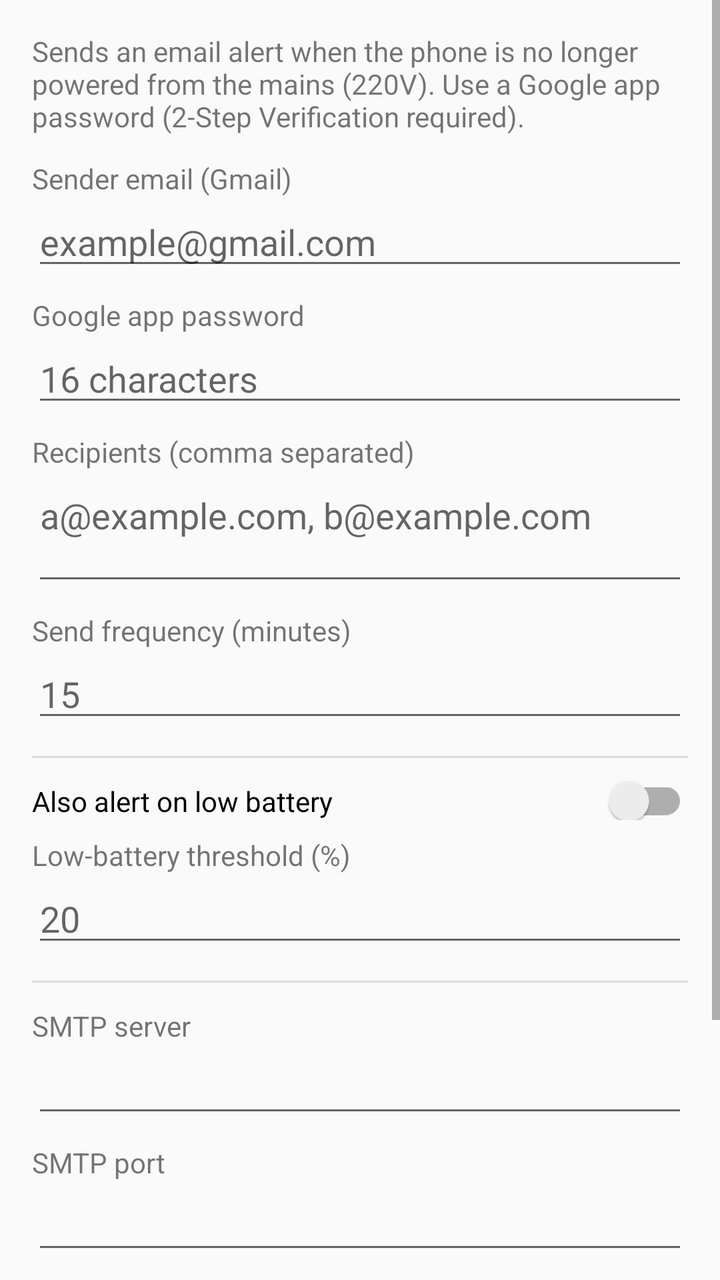
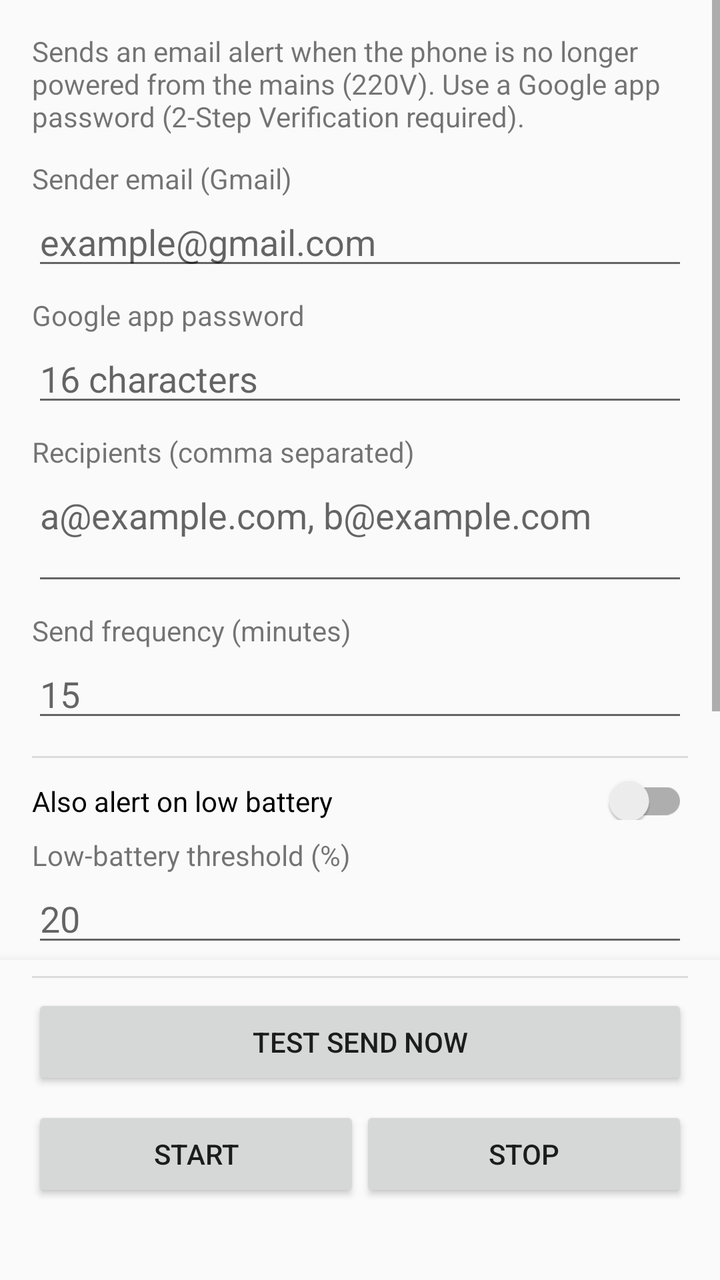

The first picture is an Android layout as it rendered before a commit; the second is the same layout after the commit. The layout source and the unified diff follow.
<!-- AndroidManifest.xml: application theme Theme.Alerting -->
<!-- res/layout/activity_settings.xml -->
<?xml version="1.0" encoding="utf-8"?>
<ScrollView xmlns:android="http://schemas.android.com/apk/res/android"
    android:layout_width="match_parent"
    android:layout_height="match_parent"
    android:fillViewport="true">

    <LinearLayout
        android:layout_width="match_parent"
        android:layout_height="wrap_content"
        android:orientation="vertical"
        android:padding="16dp">

        <TextView
            android:layout_width="match_parent"
            android:layout_height="wrap_content"
            android:text="@string/intro"
            android:textSize="14sp"
            android:paddingBottom="12dp" />

        <TextView
            android:layout_width="wrap_content"
            android:layout_height="wrap_content"
            android:text="@string/label_sender" />

        <EditText
            android:id="@+id/senderEmail"
            android:layout_width="match_parent"
            android:layout_height="wrap_content"
            android:hint="@string/hint_sender"
            android:inputType="textEmailAddress"
            android:autofillHints="emailAddress" />

        <TextView
            android:layout_width="wrap_content"
            android:layout_height="wrap_content"
            android:paddingTop="8dp"
            android:text="@string/label_password" />

        <EditText
            android:id="@+id/appPassword"
            android:layout_width="match_parent"
            android:layout_height="wrap_content"
            android:hint="@string/hint_password"
            android:inputType="textPassword"
            android:autofillHints="password" />

        <TextView
            android:layout_width="wrap_content"
            android:layout_height="wrap_content"
            android:paddingTop="8dp"
            android:text="@string/label_recipients" />

        <EditText
            android:id="@+id/recipients"
            android:layout_width="match_parent"
            android:layout_height="wrap_content"
            android:hint="@string/hint_recipients"
            android:inputType="textEmailAddress|textMultiLine"
            android:minLines="2"
            android:gravity="top" />

        <TextView
            android:layout_width="wrap_content"
            android:layout_height="wrap_content"
            android:paddingTop="8dp"
            android:text="@string/label_frequency" />

        <EditText
            android:id="@+id/frequency"
            android:layout_width="match_parent"
            android:layout_height="wrap_content"
            android:hint="@string/hint_frequency"
            android:inputType="number" />

        <View
            android:layout_width="match_parent"
            android:layout_height="1dp"
            android:layout_marginTop="12dp"
            android:layout_marginBottom="4dp"
            android:background="?android:attr/listDivider" />

        <androidx.appcompat.widget.SwitchCompat
            android:id="@+id/lowBatterySwitch"
            android:layout_width="match_parent"
            android:layout_height="wrap_content"
            android:paddingTop="8dp"
            android:text="@string/label_low_battery_switch" />

        <TextView
            android:layout_width="wrap_content"
            android:layout_height="wrap_content"
            android:paddingTop="8dp"
            android:text="@string/label_low_battery_threshold" />

        <EditText
            android:id="@+id/lowBatteryThreshold"
            android:layout_width="match_parent"
            android:layout_height="wrap_content"
            android:hint="@string/hint_low_battery_threshold"
            android:inputType="number" />

        <View
            android:layout_width="match_parent"
            android:layout_height="1dp"
            android:layout_marginTop="12dp"
            android:layout_marginBottom="4dp"
            android:background="?android:attr/listDivider" />

        <TextView
            android:layout_width="wrap_content"
            android:layout_height="wrap_content"
            android:paddingTop="8dp"
            android:text="@string/label_smtp_host" />

        <EditText
            android:id="@+id/smtpHost"
            android:layout_width="match_parent"
            android:layout_height="wrap_content"
            android:inputType="textUri" />

        <TextView
            android:layout_width="wrap_content"
            android:layout_height="wrap_content"
            android:paddingTop="8dp"
            android:text="@string/label_smtp_port" />

        <EditText
            android:id="@+id/smtpPort"
            android:layout_width="match_parent"
            android:layout_height="wrap_content"
            android:inputType="number" />

        <Button
            android:id="@+id/testButton"
            android:layout_width="match_parent"
            android:layout_height="wrap_content"
            android:layout_marginTop="16dp"
            android:text="@string/action_test" />

        <LinearLayout
            android:layout_width="match_parent"
            android:layout_height="wrap_content"
            android:orientation="horizontal"
            android:paddingTop="8dp">

            <Button
                android:id="@+id/startButton"
                android:layout_width="0dp"
                android:layout_height="wrap_content"
                android:layout_weight="1"
                android:text="@string/action_start" />

            <Button
                android:id="@+id/stopButton"
                android:layout_width="0dp"
                android:layout_height="wrap_content"
                android:layout_weight="1"
                android:text="@string/action_stop" />
        </LinearLayout>

        <TextView
            android:id="@+id/statusText"
            android:layout_width="match_parent"
            android:layout_height="wrap_content"
            android:paddingTop="16dp"
            android:textStyle="bold" />

    </LinearLayout>
</ScrollView>
<!-- resources referenced by this layout -->
<resources>
  <string name="action_start">Start</string>
  <string name="action_stop">Stop</string>
  <string name="action_test">Test send now</string>
  <string name="hint_frequency">15</string>
  <string name="hint_low_battery_threshold">20</string>
  <string name="hint_password">16 characters</string>
  <string name="hint_recipients">a@example.com, b@example.com</string>
  <string name="hint_sender">example@gmail.com</string>
  <string name="intro">Sends an email alert when the phone is no longer powered from the mains (220V). Use a Google app password (2-Step Verification required).</string>
  <string name="label_frequency">Send frequency (minutes)</string>
  <string name="label_low_battery_switch">Also alert on low battery</string>
  <string name="label_low_battery_threshold">Low-battery threshold (%)</string>
  <string name="label_password">Google app password</string>
  <string name="label_recipients">Recipients (comma separated)</string>
  <string name="label_sender">Sender email (Gmail)</string>
  <string name="label_smtp_host">SMTP server</string>
  <string name="label_smtp_port">SMTP port</string>
  <style name="Theme.Alerting" parent="Theme.AppCompat.DayNight.DarkActionBar" />
</resources>

<!-- the commit's change to res/layout/activity_settings.xml (unified diff, before → after) -->
@@ -1,140 +1,166 @@
 <?xml version="1.0" encoding="utf-8"?>
-<ScrollView xmlns:android="http://schemas.android.com/apk/res/android"
+<LinearLayout xmlns:android="http://schemas.android.com/apk/res/android"
     android:layout_width="match_parent"
     android:layout_height="match_parent"
-    android:fillViewport="true">
+    android:orientation="vertical">
 
+    
+    <ScrollView
+        android:layout_width="match_parent"
+        android:layout_height="0dp"
+        android:layout_weight="1"
+        android:fillViewport="true">
+
+        <LinearLayout
+            android:layout_width="match_parent"
+            android:layout_height="wrap_content"
+            android:orientation="vertical"
+            android:padding="16dp">
+
+            <TextView
+                android:layout_width="match_parent"
+                android:layout_height="wrap_content"
+                android:text="@string/intro"
+                android:textSize="14sp"
+                android:paddingBottom="12dp" />
+
+            <TextView
+                android:layout_width="wrap_content"
+                android:layout_height="wrap_content"
+                android:text="@string/label_sender" />
+
+            <EditText
+                android:id="@+id/senderEmail"
+                android:layout_width="match_parent"
+                android:layout_height="wrap_content"
+                android:hint="@string/hint_sender"
+                android:inputType="textEmailAddress"
+                android:autofillHints="emailAddress" />
+
+            <TextView
+                android:layout_width="wrap_content"
+                android:layout_height="wrap_content"
+                android:paddingTop="8dp"
+                android:text="@string/label_password" />
+
+            <EditText
+                android:id="@+id/appPassword"
+                android:layout_width="match_parent"
+                android:layout_height="wrap_content"
+                android:hint="@string/hint_password"
+                android:inputType="textPassword"
+                android:autofillHints="password" />
+
+            <TextView
+                android:layout_width="wrap_content"
+                android:layout_height="wrap_content"
+                android:paddingTop="8dp"
+                android:text="@string/label_recipients" />
+
+            <EditText
+                android:id="@+id/recipients"
+                android:layout_width="match_parent"
+                android:layout_height="wrap_content"
+                android:hint="@string/hint_recipients"
+                android:inputType="textEmailAddress|textMultiLine"
+                android:minLines="2"
+                android:gravity="top" />
+
+            <TextView
+                android:layout_width="wrap_content"
+                android:layout_height="wrap_content"
+                android:paddingTop="8dp"
+                android:text="@string/label_frequency" />
+
+            <EditText
+                android:id="@+id/frequency"
+                android:layout_width="match_parent"
+                android:layout_height="wrap_content"
+                android:hint="@string/hint_frequency"
+                android:inputType="number" />
+
+            <View
+                android:layout_width="match_parent"
+                android:layout_height="1dp"
+                android:layout_marginTop="12dp"
+                android:layout_marginBottom="4dp"
+                android:background="?android:attr/listDivider" />
+
+            <androidx.appcompat.widget.SwitchCompat
+                android:id="@+id/lowBatterySwitch"
+                android:layout_width="match_parent"
+                android:layout_height="wrap_content"
+                android:paddingTop="8dp"
+                android:text="@string/label_low_battery_switch" />
+
+            <TextView
+                android:layout_width="wrap_content"
+                android:layout_height="wrap_content"
+                android:paddingTop="8dp"
+                android:text="@string/label_low_battery_threshold" />
+
+            <EditText
+                android:id="@+id/lowBatteryThreshold"
+                android:layout_width="match_parent"
+                android:layout_height="wrap_content"
+                android:hint="@string/hint_low_battery_threshold"
+                android:inputType="number" />
+
+            <View
+                android:layout_width="match_parent"
+                android:layout_height="1dp"
+                android:layout_marginTop="12dp"
+                android:layout_marginBottom="4dp"
+                android:background="?android:attr/listDivider" />
+
+            <TextView
+                android:layout_width="wrap_content"
+                android:layout_height="wrap_content"
+                android:paddingTop="8dp"
+                android:text="@string/label_smtp_host" />
+
+            <EditText
+                android:id="@+id/smtpHost"
+                android:layout_width="match_parent"
+                android:layout_height="wrap_content"
+                android:inputType="textUri" />
+
+            <TextView
+                android:layout_width="wrap_content"
+                android:layout_height="wrap_content"
+                android:paddingTop="8dp"
+                android:text="@string/label_smtp_port" />
+
+            <EditText
+                android:id="@+id/smtpPort"
+                android:layout_width="match_parent"
+                android:layout_height="wrap_content"
+                android:inputType="number" />
+
+        </LinearLayout>
+    </ScrollView>
+
+    
     <LinearLayout
         android:layout_width="match_parent"
         android:layout_height="wrap_content"
         android:orientation="vertical"
-        android:padding="16dp">
-
-        <TextView
-            android:layout_width="match_parent"
-            android:layout_height="wrap_content"
-            android:text="@string/intro"
-            android:textSize="14sp"
-            android:paddingBottom="12dp" />
-
-        <TextView
-            android:layout_width="wrap_content"
-            android:layout_height="wrap_content"
-            android:text="@string/label_sender" />
-
-        <EditText
-            android:id="@+id/senderEmail"
-            android:layout_width="match_parent"
-            android:layout_height="wrap_content"
-            android:hint="@string/hint_sender"
-            android:inputType="textEmailAddress"
-            android:autofillHints="emailAddress" />
-
-        <TextView
-            android:layout_width="wrap_content"
-            android:layout_height="wrap_content"
-            android:paddingTop="8dp"
-            android:text="@string/label_password" />
-
-        <EditText
-            android:id="@+id/appPassword"
-            android:layout_width="match_parent"
-            android:layout_height="wrap_content"
-            android:hint="@string/hint_password"
-            android:inputType="textPassword"
-            android:autofillHints="password" />
-
-        <TextView
-            android:layout_width="wrap_content"
-            android:layout_height="wrap_content"
-            android:paddingTop="8dp"
-            android:text="@string/label_recipients" />
-
-        <EditText
-            android:id="@+id/recipients"
-            android:layout_width="match_parent"
-            android:layout_height="wrap_content"
-            android:hint="@string/hint_recipients"
-            android:inputType="textEmailAddress|textMultiLine"
-            android:minLines="2"
-            android:gravity="top" />
-
-        <TextView
-            android:layout_width="wrap_content"
-            android:layout_height="wrap_content"
-            android:paddingTop="8dp"
-            android:text="@string/label_frequency" />
-
-        <EditText
-            android:id="@+id/frequency"
-            android:layout_width="match_parent"
-            android:layout_height="wrap_content"
-            android:hint="@string/hint_frequency"
-            android:inputType="number" />
+        android:background="?android:attr/colorBackground"
+        android:elevation="8dp"
+        android:paddingHorizontal="16dp"
+        android:paddingTop="8dp"
+        android:paddingBottom="12dp">
 
         <View
             android:layout_width="match_parent"
             android:layout_height="1dp"
-            android:layout_marginTop="12dp"
-            android:layout_marginBottom="4dp"
+            android:layout_marginBottom="8dp"
             android:background="?android:attr/listDivider" />
-
-        <androidx.appcompat.widget.SwitchCompat
-            android:id="@+id/lowBatterySwitch"
-            android:layout_width="match_parent"
-            android:layout_height="wrap_content"
-            android:paddingTop="8dp"
-            android:text="@string/label_low_battery_switch" />
-
-        <TextView
-            android:layout_width="wrap_content"
-            android:layout_height="wrap_content"
-            android:paddingTop="8dp"
-            android:text="@string/label_low_battery_threshold" />
-
-        <EditText
-            android:id="@+id/lowBatteryThreshold"
-            android:layout_width="match_parent"
-            android:layout_height="wrap_content"
-            android:hint="@string/hint_low_battery_threshold"
-            android:inputType="number" />
-
-        <View
-            android:layout_width="match_parent"
-            android:layout_height="1dp"
-            android:layout_marginTop="12dp"
-            android:layout_marginBottom="4dp"
-            android:background="?android:attr/listDivider" />
-
-        <TextView
-            android:layout_width="wrap_content"
-            android:layout_height="wrap_content"
-            android:paddingTop="8dp"
-            android:text="@string/label_smtp_host" />
-
-        <EditText
-            android:id="@+id/smtpHost"
-            android:layout_width="match_parent"
-            android:layout_height="wrap_content"
-            android:inputType="textUri" />
-
-        <TextView
-            android:layout_width="wrap_content"
-            android:layout_height="wrap_content"
-            android:paddingTop="8dp"
-            android:text="@string/label_smtp_port" />
-
-        <EditText
-            android:id="@+id/smtpPort"
-            android:layout_width="match_parent"
-            android:layout_height="wrap_content"
-            android:inputType="number" />
 
         <Button
             android:id="@+id/testButton"
             android:layout_width="match_parent"
             android:layout_height="wrap_content"
-            android:layout_marginTop="16dp"
             android:text="@string/action_test" />
 
         <LinearLayout
@@ -162,8 +188,8 @@
             android:id="@+id/statusText"
             android:layout_width="match_parent"
             android:layout_height="wrap_content"
-            android:paddingTop="16dp"
+            android:paddingTop="8dp"
             android:textStyle="bold" />
 
     </LinearLayout>
-</ScrollView>
+</LinearLayout>
